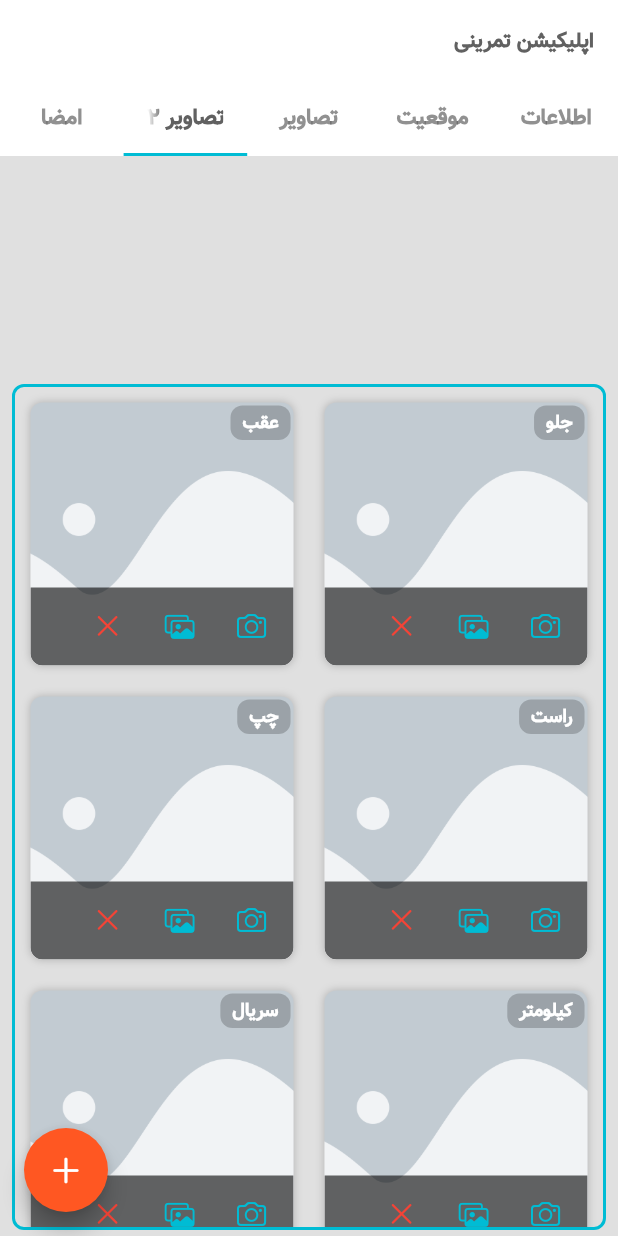
After one commit to shervin-h/flutter_practice, a Flutter app: the screen it shows after launch, tab 4 chosen, on a phone screen of 412 x 824 dp. The commit adds this screen. Run offline on Flutter 3.47's test engine with Material 2 defaults, Android fonts, the phone set to English and light mode, and no system bars; our stand-ins replace image_picker, shared_preferences, sleek_circular_slider, sqflite, syncfusion_flutter_gauges; missing offline and left inert: flutter_signature_pad, platform_device_id; accounts and stored records are empty.

Commit message:
image 2 tab screen add to project with different functionality using Image.asset

```diff
--- a/lib/src/screens/add/tab_screen.dart
+++ b/lib/src/screens/add/tab_screen.dart
@@ -5,6 +5,7 @@ import 'package:flutter/cupertino.dart';
 import 'package:flutter/material.dart';
 import 'package:intl/intl.dart';
 import 'package:practice/src/screens/add/images_provider.dart';
+import 'package:practice/src/screens/add/tabs/images_screen2.dart';
 import 'package:practice/src/screens/add/tabs/signature_helper.dart';
 import 'package:practice/src/screens/add/tabs/syncfusion_flutter_gauges.dart';
 import 'package:practice/src/screens/add/tabs/vehicle_license_plate.dart';
@@ -29,6 +30,7 @@ class _TabScreenState extends State<TabScreen> with TickerProviderStateMixin {
     Tab(text: 'اطلاعات'),
     Tab(text: 'موقعیت'),
     Tab(text: 'تصاویر'),
+    Tab(text: 'تصاویر ۲'),
     Tab(text: 'امضا'),
   ];
 
@@ -62,6 +64,7 @@ class _TabScreenState extends State<TabScreen> with TickerProviderStateMixin {
           const LicensePlate(),
           const SyncfusionFlutterGaugesScreen(),
           ImagePickerScreen(key: KeyUtil.imagePickerScreenKey),
+          const ImagePickerScreen2(),
           const SignatureSample(),
         ],
       ),
--- /dev/null
+++ b/lib/src/screens/add/tabs/images_screen2.dart
@@ -0,0 +1,439 @@
+import 'dart:io';
+import 'dart:convert';
+import 'dart:typed_data';
+import 'package:flutter/cupertino.dart';
+import 'package:flutter/material.dart';
+import 'package:image_picker/image_picker.dart';
+import 'package:practice/src/screens/add/images_provider.dart';
+import 'package:practice/src/screens/add/tabs/providers/images_tab_provider.dart';
+import 'package:provider/provider.dart';
+
+class ImagePickerScreen2 extends StatefulWidget {
+  const ImagePickerScreen2({Key? key}) : super(key: key);
+
+  @override
+  State<ImagePickerScreen2> createState() => ImagePickerScreen2State();
+}
+
+class ImagePickerScreen2State extends State<ImagePickerScreen2> {
+
+  /*
+    import 'dart:convert';
+    import 'dart:typed_data';
+    import 'package:flutter/widgets.dart';
+
+
+    Image imageFromBase64String(String base64String) {
+      return Image.memory(base64Decode(base64String));
+    }
+
+    Uint8List dataFromBase64String(String base64String) {
+      return base64Decode(base64String);
+    }
+
+    String base64String(Uint8List data) {
+      return base64Encode(data);
+    }
+   */
+  File? imageFileFront;
+  File? imageFileBack;
+  File? imageFileRightSide;
+  File? imageFileLeftSide;
+  File? imageFileFuel;
+  File? imageFileKilometer;
+
+  List<File?> otherImageFiles = [];
+
+  final ImagePicker _picker = ImagePicker();
+
+
+  Future<String?> _pickImage({ImageSource source = ImageSource.camera}) async {
+    String? encodedImage;
+    XFile? xFile = await _picker.pickImage(
+      source: source,
+      preferredCameraDevice: CameraDevice.rear,
+    );
+    if (xFile != null) {
+      Uint8List bytes = await xFile.readAsBytes();
+      encodedImage = base64Encode(bytes);
+    }
+    return encodedImage;
+  }
+
+
+  Future<List<String>> _pickMultiImage() async {
+    List<String> encodedImages = [];
+
+    List<XFile>? xFiles = await _picker.pickMultiImage();
+
+    if (xFiles != null && xFiles.isNotEmpty) {
+      for (XFile xFile in xFiles) {
+        encodedImages.add(base64Encode(await xFile.readAsBytes()));
+      }
+    }
+    return encodedImages;
+  }
+
+  @override
+  void initState() {
+    super.initState();
+  }
+
+  late ImagesTabData imagesTabData;
+  @override
+  void didChangeDependencies() {
+    imagesTabData = Provider.of<ImagesTabData>(context, listen: false);
+    super.didChangeDependencies();
+  }
+
+  @override
+  Widget build(BuildContext context) {
+    double screenWidth = MediaQuery.of(context).size.width;
+    // double screenHeight = MediaQuery.of(context).size.height;
+
+    return Scaffold(
+      body: SafeArea(
+        child: Column(
+          children: [
+            Consumer<ImagesProvider>(
+              builder: (context, imgpro, _) {
+                return Expanded(
+                  flex: 2,
+                  child: (imgpro.base64EncodedString != null)
+                      ? Image.memory(base64Decode(imgpro.base64EncodedString!))
+                      : const SizedBox(),
+                );
+              },
+            ),
+            Expanded(
+              flex: 8,
+              child: Container(
+                margin: const EdgeInsets.only(top: 8, left: 8, right: 8, bottom: 4),
+                decoration: BoxDecoration(
+                  border: Border.all(color: Theme.of(context).colorScheme.primary, width: 2),
+                  borderRadius: BorderRadius.circular(8)
+                ),
+                child: GridView(
+                  padding: EdgeInsets.all(screenWidth * 0.025),
+                  physics: const BouncingScrollPhysics(),
+                  gridDelegate: SliverGridDelegateWithFixedCrossAxisCount(
+                    crossAxisCount: 2,
+                    mainAxisSpacing: screenWidth * 0.05,
+                    crossAxisSpacing: screenWidth * 0.05,
+                    childAspectRatio: 1 / 1,
+                  ),
+                  children: [
+                    ImagePickerGridItem(
+                      title: 'جلو',
+                      onCameraTap: () async {
+                        imagesTabData.setFront((await _pickImage())!);
+                      },
+                      onGalleryTap: () async {
+                        imagesTabData.setFront((await _pickImage(source: ImageSource.gallery))!);
+                      },
+                      onClearTap: () async {
+                        imagesTabData.clearFront();
+                      },
+                    ),
+                    ImagePickerGridItem(
+                      title: 'عقب',
+                      onCameraTap: () async {
+                        imagesTabData.setRear((await _pickImage())!);
+                      },
+                      onGalleryTap: () async {
+                        imagesTabData.setRear((await _pickImage(source: ImageSource.gallery))!);
+                      },
+                      onClearTap: () async {
+                        imagesTabData.clearRear();
+                      },
+                    ),
+                    ImagePickerGridItem(
+                      title: 'راست',
+                      onCameraTap: () async {
+                        imagesTabData.setRight((await _pickImage())!);
+                      },
+                      onGalleryTap: () async {
+                        imagesTabData.setRight((await _pickImage(source: ImageSource.gallery))!);
+                      },
+                      onClearTap: () async {
+                        imagesTabData.clearRight();
+                      },
+                    ),
+                    ImagePickerGridItem(
+                      title: 'چپ',
+                      onCameraTap: () async {
+                        imagesTabData.setLeft((await _pickImage())!);
+                      },
+                      onGalleryTap: () async {
+                        imagesTabData.setLeft((await _pickImage(source: ImageSource.gallery))!);
+                      },
+                      onClearTap: () async {
+                        imagesTabData.clearLeft();
+                      },
+                    ),
+                    ImagePickerGridItem(
+                      title: 'کیلومتر',
+                      onCameraTap: () async {
+                        imagesTabData.setKilometer((await _pickImage())!);
+                      },
+                      onGalleryTap: () async {
+                        imagesTabData.setKilometer((await _pickImage(source: ImageSource.gallery))!);
+                      },
+                      onClearTap: () async {
+                        imagesTabData.clearKilometer();
+                      },
+                    ),
+                    ImagePickerGridItem(
+                      title: 'سریال',
+                      onCameraTap: () async {
+                        imagesTabData.setSerialNO((await _pickImage())!);
+                      },
+                      onGalleryTap: () async {
+                        imagesTabData.setSerialNO((await _pickImage(source: ImageSource.gallery))!);
+                      },
+                      onClearTap: () async {
+                        imagesTabData.clearSerialNO();
+                      },
+                    ),
+                  ],
+                ),
+              ),
+            ),
+            // Expanded(
+            //   flex: 2,
+            //   child: Container(
+            //     margin: const EdgeInsets.only(top: 4, left: 8, right: 8, bottom: 8),
+            //     padding: const EdgeInsets.all(4),
+            //     decoration: BoxDecoration(
+            //         border: Border.all(color: Theme.of(context).colorScheme.primary, width: 2),
+            //         borderRadius: BorderRadius.circular(8)
+            //     ),
+            //     child: Stack(
+            //       alignment: Alignment.bottomCenter,
+            //       children: [
+            //         ListView.builder(
+            //             scrollDirection: Axis.horizontal,
+            //             itemCount: otherImageFiles.length,
+            //             itemBuilder: (context, index) {
+            //               return Container(
+            //                 padding: const EdgeInsets.all(4),
+            //                 width: screenWidth * 0.3,
+            //                 height: double.infinity,
+            //                 child: ImagePickerGridItem(
+            //                   file: otherImageFiles[index],
+            //                   title: 'سایر',
+            //                   onCameraTap: () async {
+            //                     otherImageFiles[index] = await _pickImage();
+            //                     setState(() {});
+            //                   },
+            //                   onGalleryTap: () async {
+            //                     otherImageFiles[index] = await _pickImage(source: ImageSource.gallery);
+            //                     setState(() {});
+            //                   },
+            //                   onClearTap: () async {
+            //                     otherImageFiles[index] = null;
+            //                     setState(() {});
+            //                   },
+            //                 ),
+            //               );
+            //             }
+            //         ),
+            //         InkWell(
+            //           onTap: () async {
+            //             otherImageFiles.addAll(await _pickMultiImage());
+            //             setState(() {});
+            //           },
+            //           child: Container(
+            //             margin: const EdgeInsets.all(8),
+            //             padding: const EdgeInsets.all(8),
+            //             decoration: BoxDecoration(
+            //               color: Theme.of(context).colorScheme.primary,
+            //               shape: BoxShape.circle,
+            //             ),
+            //             child: const Icon(
+            //               CupertinoIcons.add,
+            //               color: Colors.white,
+            //             ),
+            //           ),
+            //         )
+            //       ],
+            //     ),
+            //   ),
+            // )
+          ],
+        ),
+      ),
+    );
+  }
+}
+
+class ImagePickerGridItem extends StatelessWidget {
+  const ImagePickerGridItem({
+    required this.title,
+    required this.onCameraTap,
+    required this.onGalleryTap,
+    required this.onClearTap,
+    Key? key,
+  }) : super(key: key);
+
+  final String title;
+  final void Function()? onCameraTap;
+  final void Function()? onGalleryTap;
+  final void Function()? onClearTap;
+
+  @override
+  Widget build(BuildContext context) {
+    double screenWidth = MediaQuery.of(context).size.width;
+
+    double radius = 8;
+    return Container(
+      decoration: BoxDecoration(
+        borderRadius: BorderRadius.circular(radius),
+        image: const DecorationImage(
+          image: AssetImage(
+            'assets/images/placeholder.png',
+          ),
+          fit: BoxFit.cover,
+        ),
+        boxShadow: [
+          BoxShadow(
+            color: Colors.black.withOpacity(0.2),
+            blurRadius: 4,
+          ),
+        ],
+      ),
+      child: ClipRRect(
+        borderRadius: BorderRadius.circular(8),
+        child: Stack(
+          children: [
+            Consumer<ImagesTabData>(
+              builder: (context, imagesTabData, _) {
+                String? encoded;
+                switch (title) {
+                  case 'جلو':
+                    encoded = imagesTabData.front;
+                    break;
+
+                  case 'عقب':
+                    encoded = imagesTabData.rear;
+                    break;
+
+                  case 'راست':
+                    encoded = imagesTabData.right;
+                    break;
+
+                  case 'چپ':
+                    encoded = imagesTabData.left;
+                    break;
+
+                  case 'سقف':
+                    encoded = imagesTabData.roof;
+                    break;
+
+                  case 'کیلومتر':
+                    encoded = imagesTabData.kilometer;
+                    break;
+
+                  case 'سریال':
+                    encoded = imagesTabData.serialNo;
+                    break;
+                }
+                return GridTile(
+                  child: (encoded != null)
+                    ? Image.memory(
+                        base64Decode(encoded),
+                        fit: BoxFit.fill,
+                        width: double.infinity,
+                        height: double.infinity,
+                        errorBuilder: (context, error, stackTrace) {
+                          return Image.asset(
+                            'assets/images/placeholder.png',
+                            fit: BoxFit.cover,
+                          );
+                        },
+                      )
+                    : const SizedBox(),
+
+                  // child: (file != null)
+                  //     ? Image.file(
+                  //   file!,
+                  //   fit: BoxFit.fill,
+                  //   width: double.infinity,
+                  //   height: double.infinity,
+                  //   errorBuilder: (context, error, stackTrace) {
+                  //     return Image.asset(
+                  //       'assets/images/placeholder.png',
+                  //       fit: BoxFit.cover,
+                  //     );
+                  //   },
+                  // )
+                  //     : const SizedBox(),
+                );
+              },
+            ),
+            Container(
+              margin: const EdgeInsets.all(2),
+              padding: const EdgeInsets.symmetric(vertical: 2, horizontal: 8),
+              decoration: BoxDecoration(
+                color: Colors.black.withOpacity(0.2),
+                borderRadius: BorderRadius.circular(8)
+              ),
+              child: Text(
+                title,
+                style: TextStyle(
+                  fontFamily: 'Vazir',
+                  fontSize: screenWidth * 0.03,
+                  fontWeight: FontWeight.bold,
+                  color: Colors.white,
+                ),
+              ),
+            ),
+            Align(
+              alignment: Alignment.bottomCenter,
+              child: Container(
+                padding: const EdgeInsets.symmetric(vertical: 2, horizontal: 4),
+                decoration: BoxDecoration(
+                    color: Colors.black.withOpacity(0.6),
+                    borderRadius: const BorderRadius.only(bottomRight: Radius.circular(8), bottomLeft: Radius.circular(8))
+                ),
+                child: SingleChildScrollView(
+                  child: Row(
+                    children: [
+                      IconButton(
+                        padding: const EdgeInsets.all(0),
+                        onPressed: onCameraTap,
+                        icon: Icon(
+                          CupertinoIcons.camera,
+                          color: Theme.of(context).colorScheme.primary,
+                          size: screenWidth * 0.048,
+                        ),
+                      ),
+                      IconButton(
+                        padding: const EdgeInsets.all(0),
+                        onPressed: onGalleryTap,
+                        icon: Icon(
+                          CupertinoIcons.photo_on_rectangle,
+                          color: Theme.of(context).colorScheme.primary,
+                          size: screenWidth * 0.048,
+                        ),
+                      ),
+                      IconButton(
+                        padding: const EdgeInsets.all(0),
+                        onPressed: onClearTap,
+                        icon: Icon(
+                          CupertinoIcons.clear,
+                          color: Colors.red,
+                          size: screenWidth * 0.048,
+                        ),
+                      )
+                    ],
+                  ),
+                ),
+              ),
+            ),
+          ],
+        ),
+      ),
+    );
+  }
+}
--- /dev/null
+++ b/lib/src/screens/add/tabs/providers/images_tab_provider.dart
@@ -0,0 +1,147 @@
+import 'package:flutter/material.dart';
+
+class ImagesTabData extends ChangeNotifier {
+  String? _front;
+  String? _rear;
+  String? _right;
+  String? _left;
+  String? _roof;
+  String? _kilometer;
+  String? _serialNo;
+  String? _statement;
+
+  List<String?> _others = [];
+
+
+  // getter
+  String? get front {
+    return _front;
+  }
+
+  String? get rear {
+    return _rear;
+  }
+
+  String? get right {
+    return _right;
+  }
+
+  String? get left {
+    return _left;
+  }
+
+  String? get roof {
+    return _roof;
+  }
+
+  String? get kilometer {
+    return _kilometer;
+  }
+
+  String? get serialNo {
+    return _serialNo;
+  }
+
+  String? get statement {
+    return _statement;
+  }
+
+  List<String?> get others {
+    return _others;
+  }
+
+
+  // setter
+  void setFront(String front) {
+    _front = front;
+    notifyListeners();
+  }
+
+  void setRear(String rear) {
+    _rear = rear;
+    notifyListeners();
+  }
+
+  void setRight(String right) {
+    _right = right;
+    notifyListeners();
+  }
+
+  void setLeft(String left) {
+    _left = left;
+    notifyListeners();
+  }
+
+  void setRoof(String roof) {
+    _roof = roof;
+    notifyListeners();
+  }
+
+  void setKilometer(String kilometer) {
+    _kilometer = _kilometer;
+    notifyListeners();
+  }
+
+  void setSerialNO(String serialNo) {
+    _serialNo = _serialNo;
+    notifyListeners();
+  }
+
+  void setStatement(String statement) {
+    _statement = statement;
+    notifyListeners();
+  }
+
+  void setOthers(List<String> others) {
+    _others = others;
+    notifyListeners();
+  }
+
+
+  // clear
+  void clearFront() {
+    _front = null;
+    notifyListeners();
+  }
+
+  void clearRear() {
+    _rear = null;
+    notifyListeners();
+  }
+
+  void clearRight() {
+    _right = null;
+    notifyListeners();
+  }
+
+  void clearLeft() {
+    _left = null;
+    notifyListeners();
+  }
+
+  void clearRoof() {
+    _roof = null;
+    notifyListeners();
+  }
+
+  void clearKilometer() {
+    _kilometer = null;
+    notifyListeners();
+  }
+
+  void clearSerialNO() {
+    _serialNo = null;
+    notifyListeners();
+  }
+
+  void clearStatement() {
+    _statement = null;
+    notifyListeners();
+  }
+
+  void clearOthers() {
+    _others = [];
+    notifyListeners();
+  }
+
+}
--- a/pubspec.yaml
+++ b/pubspec.yaml
@@ -47,6 +47,7 @@ dependencies:
   platform_device_id: ^1.0.1
   image_picker: ^0.8.5+3
   provider: ^6.0.3
+  html: ^0.15.0
 
 dev_dependencies:
   flutter_test:
```
Also changed, not shown: lib/main.dart (+5 -2 lines), lib/src/screens/remove_html_tags.dart (added, +26 -0 lines), pubspec.lock.
